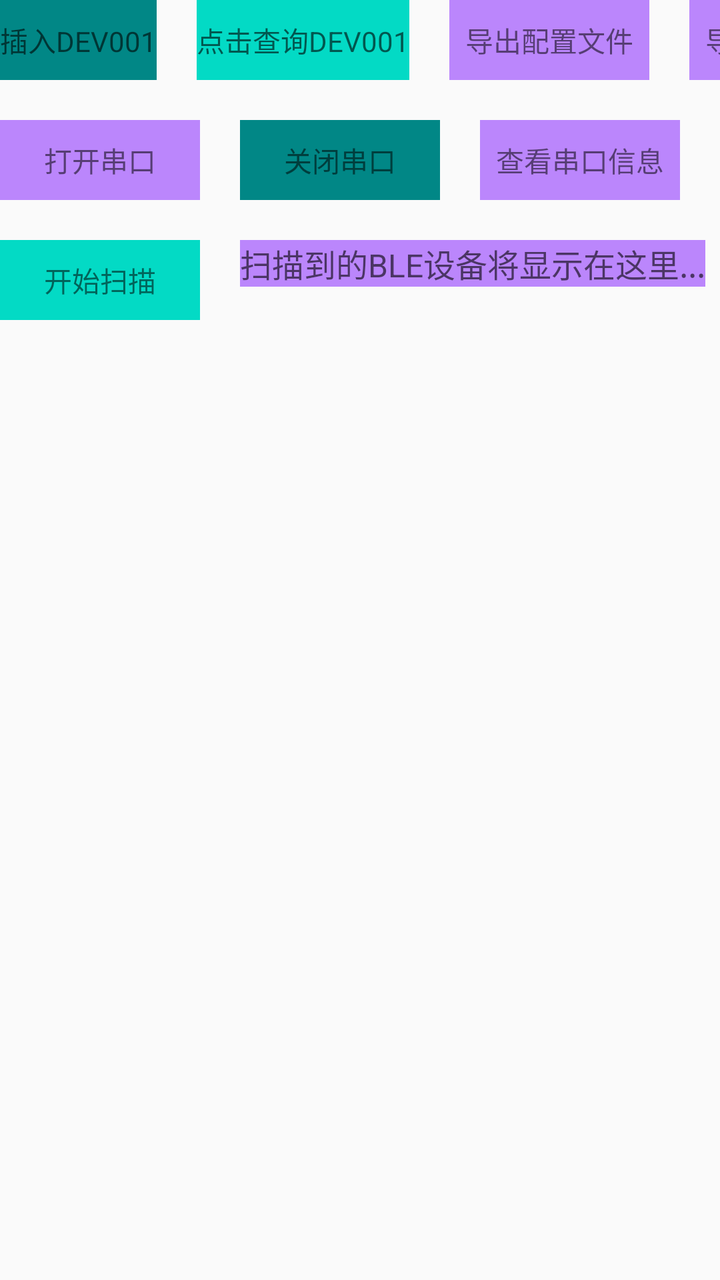
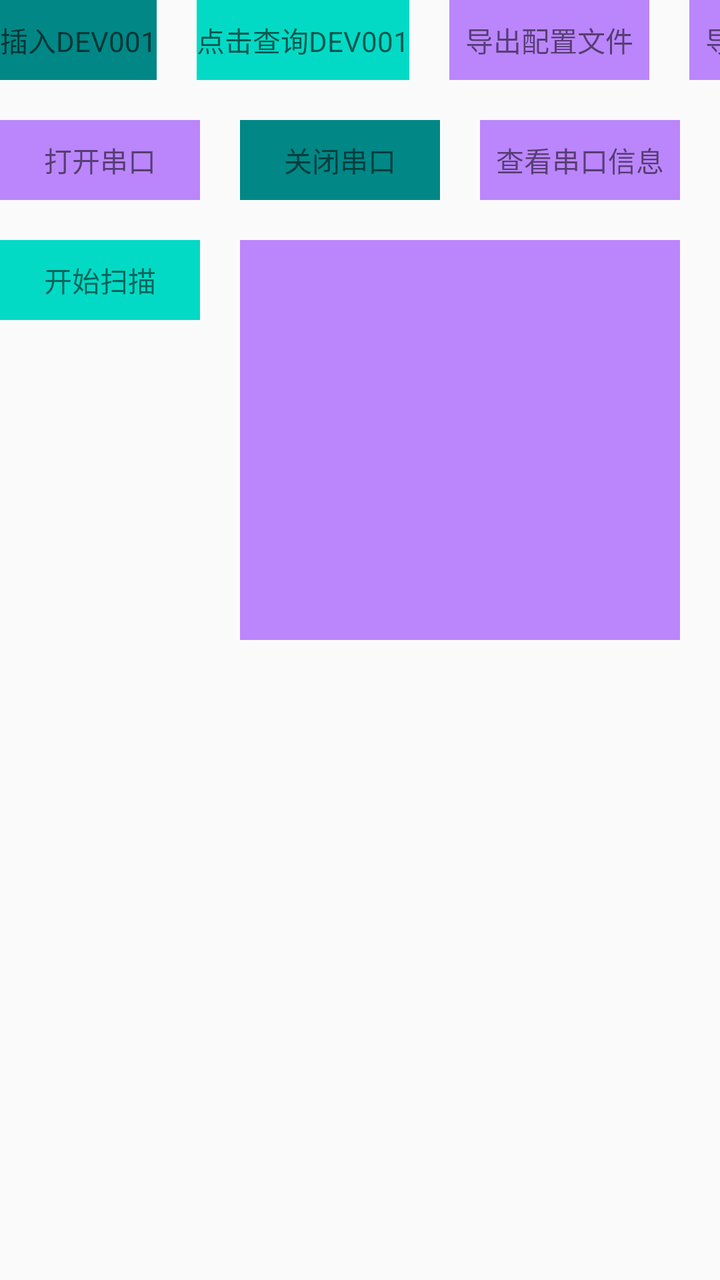

Before-and-after screenshots of an Android layout around one commit, followed by the original layout XML and the change that was made.
<!-- AndroidManifest.xml: activity theme AppTheme -->
<!-- res/layout/activity_main.xml -->
<?xml version="1.0" encoding="utf-8"?>
<layout xmlns:android="http://schemas.android.com/apk/res/android"
    xmlns:app="http://schemas.android.com/apk/res-auto">

    <androidx.constraintlayout.widget.ConstraintLayout
        android:layout_width="match_parent"
        android:layout_height="match_parent">

        <androidx.constraintlayout.widget.ConstraintLayout
            android:id="@+id/cl_content1"
            android:layout_width="wrap_content"
            android:layout_height="wrap_content"
            app:layout_constraintStart_toStartOf="parent"
            app:layout_constraintTop_toTopOf="parent"
            >
            <TextView
                android:id="@+id/tv_insert"
                android:layout_width="wrap_content"
                android:layout_height="40dp"
                android:background="@color/teal_700"
                android:gravity="center"
                android:hint="插入DEV001"
                app:layout_constraintStart_toStartOf="parent"
                app:layout_constraintTop_toTopOf="parent"/>

            <TextView
                android:id="@+id/tv_name"
                android:layout_width="wrap_content"
                android:layout_height="40dp"
                android:background="@color/teal_200"
                android:gravity="center"
                android:hint="点击查询DEV001"
                android:layout_marginLeft="20dp"
                app:layout_constraintStart_toEndOf="@id/tv_insert"
                app:layout_constraintTop_toTopOf="parent"/>

            <TextView
                android:id="@+id/tv_export"
                android:layout_width="100dp"
                android:layout_height="40dp"
                android:background="@color/purple_200"
                android:gravity="center"
                android:text="导出配置文件"
                android:layout_marginLeft="20dp"
                app:layout_constraintStart_toEndOf="@id/tv_name"
                app:layout_constraintTop_toTopOf="parent"
                />

            <TextView
                android:id="@+id/tv_import"
                android:layout_width="100dp"
                android:layout_height="40dp"
                android:background="@color/purple_200"
                android:gravity="center"
                android:text="导入配置文件"
                android:layout_marginLeft="20dp"
                app:layout_constraintStart_toEndOf="@id/tv_export"
                app:layout_constraintTop_toTopOf="parent"
                />

            <TextView
                android:id="@+id/tv_content"
                android:layout_width="wrap_content"
                android:layout_height="40dp"
                android:background="@color/teal_700"
                android:gravity="center"
                android:hint="文件内容"
                android:layout_marginLeft="20dp"
                app:layout_constraintStart_toEndOf="@id/tv_import"
                app:layout_constraintTop_toTopOf="@id/tv_import"
                app:layout_constraintBottom_toBottomOf="@id/tv_import"
                />

            <TextView
                android:id="@+id/tv_crash"
                android:layout_width="100dp"
                android:layout_height="40dp"
                android:background="@color/purple_200"
                android:gravity="center"
                android:text="闪退测试"
                android:layout_marginLeft="20dp"
                app:layout_constraintStart_toEndOf="@id/tv_content"
                app:layout_constraintTop_toTopOf="parent"
                />

            <TextView
                android:id="@+id/tv_stop_collect"
                android:layout_width="120dp"
                android:layout_height="40dp"
                android:background="@color/teal_700"
                android:gravity="center"
                android:text="停止work定时采集"
                android:layout_marginLeft="20dp"
                app:layout_constraintStart_toEndOf="@id/tv_crash"
                app:layout_constraintTop_toTopOf="parent"
                />

        </androidx.constraintlayout.widget.ConstraintLayout>

        <androidx.constraintlayout.widget.ConstraintLayout
            android:id="@+id/cl_content2"
            android:layout_width="wrap_content"
            android:layout_height="wrap_content"
            android:layout_marginTop="20dp"
            app:layout_constraintStart_toStartOf="parent"
            app:layout_constraintTop_toBottomOf="@id/cl_content1"
            >

            <TextView
                android:id="@+id/tv_serial"
                android:layout_width="100dp"
                android:layout_height="40dp"
                android:background="@color/purple_200"
                android:text="打开串口"
                android:gravity="center"
                app:layout_constraintStart_toStartOf="parent"
                app:layout_constraintTop_toTopOf="parent"
                />

            <TextView
                android:id="@+id/tv_close_serial"
                android:layout_width="100dp"
                android:layout_height="40dp"
                android:background="@color/teal_700"
                android:text="关闭串口"
                android:gravity="center"
                android:layout_marginLeft="20dp"
                app:layout_constraintStart_toEndOf="@id/tv_serial"
                app:layout_constraintTop_toTopOf="parent"
                />

            <TextView
                android:id="@+id/tv_check_serial"
                android:layout_width="100dp"
                android:layout_height="40dp"
                android:background="@color/purple_200"
                android:text="查看串口信息"
                android:gravity="center"
                android:layout_marginLeft="20dp"
                app:layout_constraintStart_toEndOf="@id/tv_close_serial"
                app:layout_constraintTop_toTopOf="parent"
                />

            <TextView
                android:id="@+id/tv_send"
                android:layout_width="120dp"
                android:layout_height="40dp"
                android:background="@color/teal_700"
                android:text="发送十六进制指令"
                android:gravity="center"
                android:layout_marginLeft="20dp"
                app:layout_constraintStart_toEndOf="@id/tv_check_serial"
                app:layout_constraintTop_toTopOf="parent"
                />

            <TextView
                android:id="@+id/tv_receive"
                android:layout_width="120dp"
                android:layout_height="40dp"
                android:background="@color/purple_200"
                android:text="接收十六进制指令"
                android:gravity="center"
                android:layout_marginLeft="20dp"
                app:layout_constraintStart_toEndOf="@id/tv_send"
                app:layout_constraintTop_toTopOf="parent"
                />

            <TextView
                android:id="@+id/tv_read"
                android:layout_width="100dp"
                android:layout_height="40dp"
                android:background="@color/teal_200"
                android:text="读寄存器"
                android:gravity="center"
                android:layout_marginLeft="20dp"
                app:layout_constraintStart_toEndOf="@id/tv_receive"
                app:layout_constraintTop_toTopOf="parent"
                />

            <TextView
                android:id="@+id/tv_write"
                android:layout_width="100dp"
                android:layout_height="40dp"
                android:background="@color/purple_200"
                android:text="写寄存器"
                android:gravity="center"
                android:layout_marginLeft="20dp"
                app:layout_constraintStart_toEndOf="@id/tv_read"
                app:layout_constraintTop_toTopOf="parent"
                />

            <TextView
                android:id="@+id/tv_state"
                android:layout_width="100dp"
                android:layout_height="40dp"
                android:background="@color/teal_200"
                android:gravity="center"
                android:layout_marginLeft="20dp"
                app:layout_constraintStart_toEndOf="@id/tv_write"
                app:layout_constraintTop_toTopOf="parent"
                />

        </androidx.constraintlayout.widget.ConstraintLayout>

        <androidx.constraintlayout.widget.ConstraintLayout
            android:id="@+id/cl_content3"
            android:layout_width="match_parent"
            android:layout_height="wrap_content"
            android:layout_marginTop="20dp"
            app:layout_constraintStart_toStartOf="parent"
            app:layout_constraintTop_toBottomOf="@id/cl_content2"
            >

            <TextView
                android:id="@+id/tv_scan"
                android:layout_width="100dp"
                android:layout_height="40dp"
                android:background="@color/teal_200"
                android:text="开始扫描"
                android:gravity="center"
                app:layout_constraintStart_toStartOf="parent"
                app:layout_constraintTop_toTopOf="parent"
                />

            <TextView
                android:id="@+id/tv_device_list"
                android:layout_width="wrap_content"
                android:layout_height="wrap_content"
                android:textSize="16sp"
                android:layout_marginLeft="20dp"
                android:hint="扫描到的BLE设备将显示在这里..."
                android:background="@color/purple_200"
                app:layout_constraintStart_toEndOf="@id/tv_scan"
                app:layout_constraintTop_toTopOf="parent"
                />

        </androidx.constraintlayout.widget.ConstraintLayout>

    </androidx.constraintlayout.widget.ConstraintLayout>

</layout>
<!-- resources referenced by this layout -->
<resources>
  <color name="purple_200">#FFBB86FC</color>
  <color name="teal_200">#FF03DAC5</color>
  <color name="teal_700">#FF018786</color>
  <style name="AppTheme" parent="Theme.AppCompat.Light.NoActionBar" />
</resources>

<!-- the commit's change to res/layout/activity_main.xml (unified diff, before → after) -->
@@ -222,10 +222,10 @@
                 app:layout_constraintTop_toTopOf="parent"
                 />
 
-            <TextView
-                android:id="@+id/tv_device_list"
-                android:layout_width="wrap_content"
-                android:layout_height="wrap_content"
+            <androidx.recyclerview.widget.RecyclerView
+                android:id="@+id/rv_device_list"
+                android:layout_width="220dp"
+                android:layout_height="200dp"
                 android:textSize="16sp"
                 android:layout_marginLeft="20dp"
                 android:hint="扫描到的BLE设备将显示在这里..."
